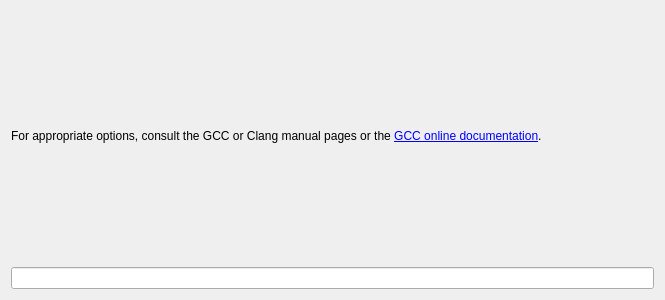
qt-creator/qt-creator, file src/plugins/cpptools/clangbasechecks.ui: the form before one commit.
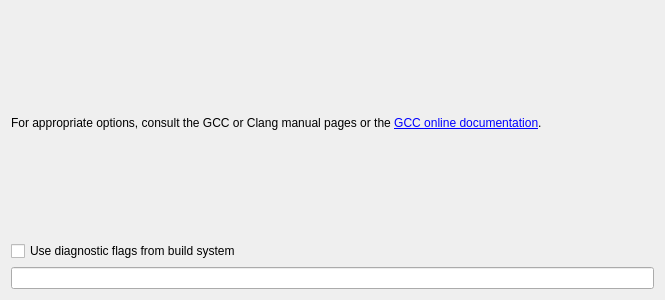
The form after the commit. Custom widgets are drawn as their Qt base class.

Commit message: Clang: Allow to forward warnings flags from build system

What changed in the file:
```diff
--- a/src/plugins/cpptools/clangbasechecks.ui
+++ b/src/plugins/cpptools/clangbasechecks.ui
@@ -24,6 +24,13 @@
      </property>
     </widget>
    </item>
+   <item>
+    <widget class="QCheckBox" name="useFlagsFromBuildSystemCheckBox">
+     <property name="text">
+      <string>Use diagnostic flags from build system</string>
+     </property>
+    </widget>
+   </item>
    <item>
     <widget class="CppTools::WrappableLineEdit" name="diagnosticOptionsTextEdit"/>
    </item>
```
The commit also changes 12 other files.
